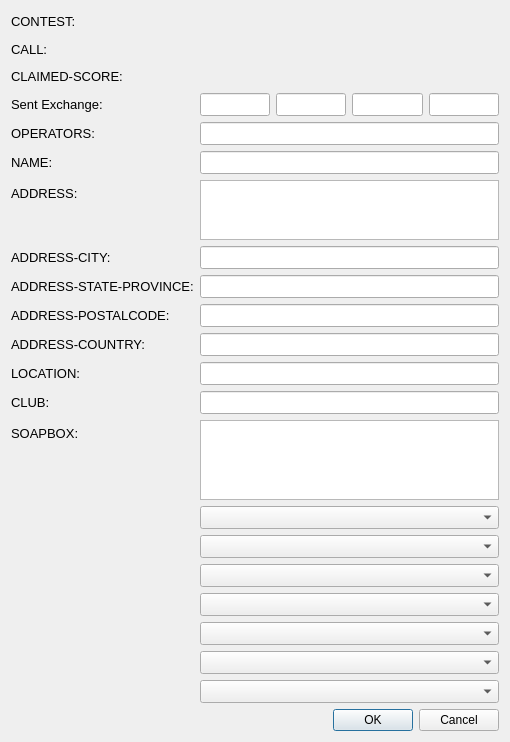
The window that so2sdr/cabrillo.ui (n4ogw/so2sdr) describes before a commit, drawn with Qt 5.
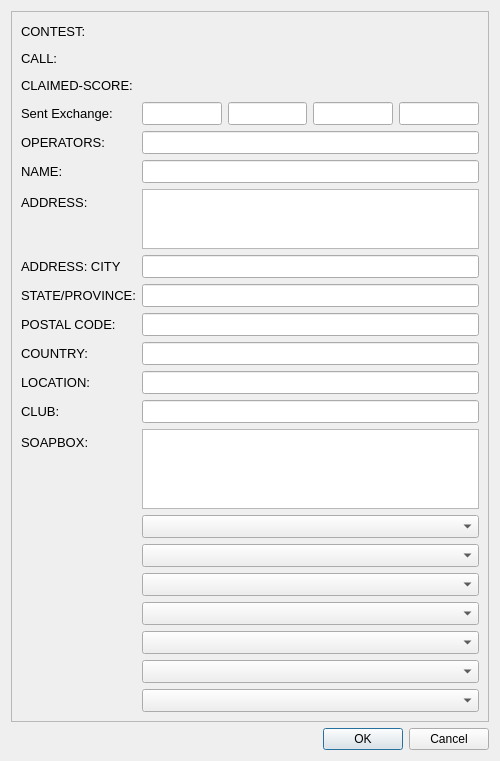
The same window after the commit.

Commit message: Add scroll bars to Cabrillo export dialog

Diff of the .ui file:
```diff
--- a/so2sdr/cabrillo.ui
+++ b/so2sdr/cabrillo.ui
@@ -6,15 +6,39 @@
    <rect>
     <x>0</x>
     <y>0</y>
-    <width>510</width>
-    <height>742</height>
+    <width>500</width>
+    <height>761</height>
    </rect>
   </property>
+  <property name="maximumSize">
+   <size>
+    <width>600</width>
+    <height>800</height>
+   </size>
+  </property>
   <property name="windowTitle">
    <string>Cabrillo export</string>
   </property>
   <layout class="QVBoxLayout" name="verticalLayout">
    <item>
+    <widget class="QScrollArea" name="scrollArea">
+     <property name="horizontalScrollBarPolicy">
+      <enum>Qt::ScrollBarAsNeeded</enum>
+     </property>
+     <property name="widgetResizable">
+      <bool>true</bool>
+     </property>
+     <widget class="QWidget" name="scrollAreaWidgetContents">
+      <property name="geometry">
+       <rect>
+        <x>0</x>
+        <y>0</y>
+        <width>463</width>
+        <height>722</height>
+       </rect>
+      </property>
+      <layout class="QVBoxLayout" name="verticalLayout_2">
+       <item>
     <layout class="QFormLayout" name="formLayout">
      <property name="fieldGrowthPolicy">
       <enum>QFormLayout::AllNonFixedFieldsGrow</enum>
@@ -220,7 +244,7 @@
         </font>
        </property>
        <property name="text">
-        <string>ADDRESS-CITY:</string>
+            <string>ADDRESS: CITY</string>
        </property>
       </widget>
      </item>
@@ -241,7 +265,7 @@
         </font>
        </property>
        <property name="text">
-        <string>ADDRESS-STATE-PROVINCE:</string>
+            <string>STATE/PROVINCE:</string>
        </property>
       </widget>
      </item>
@@ -262,7 +286,7 @@
         </font>
        </property>
        <property name="text">
-        <string>ADDRESS-POSTALCODE:</string>
+            <string>POSTAL CODE:</string>
        </property>
       </widget>
      </item>
@@ -283,7 +307,7 @@
         </font>
        </property>
        <property name="text">
-        <string>ADDRESS-COUNTRY:</string>
+            <string>COUNTRY:</string>
        </property>
       </widget>
      </item>
@@ -479,6 +503,10 @@
      </item>
     </layout>
    </item>
+      </layout>
+     </widget>
+    </widget>
+   </item>
    <item>
     <widget class="QDialogButtonBox" name="buttonBox">
      <property name="orientation">
```
Left out of the diff: 21 changed lines with no effect on the pictures. Lines whose indentation alone changed are shown as unchanged.
